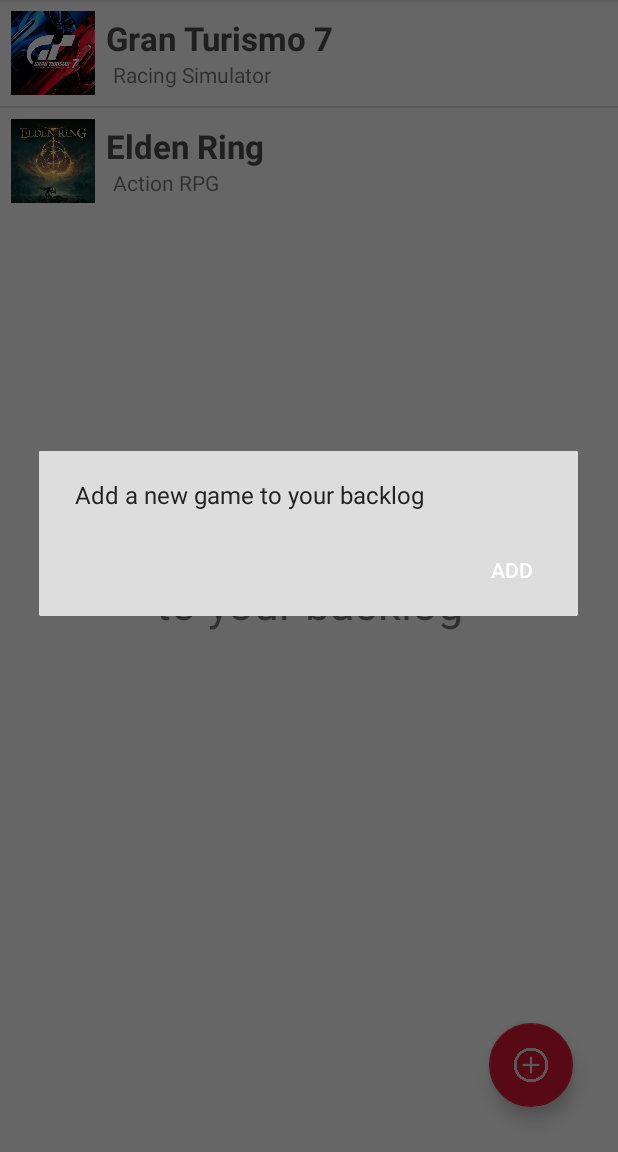
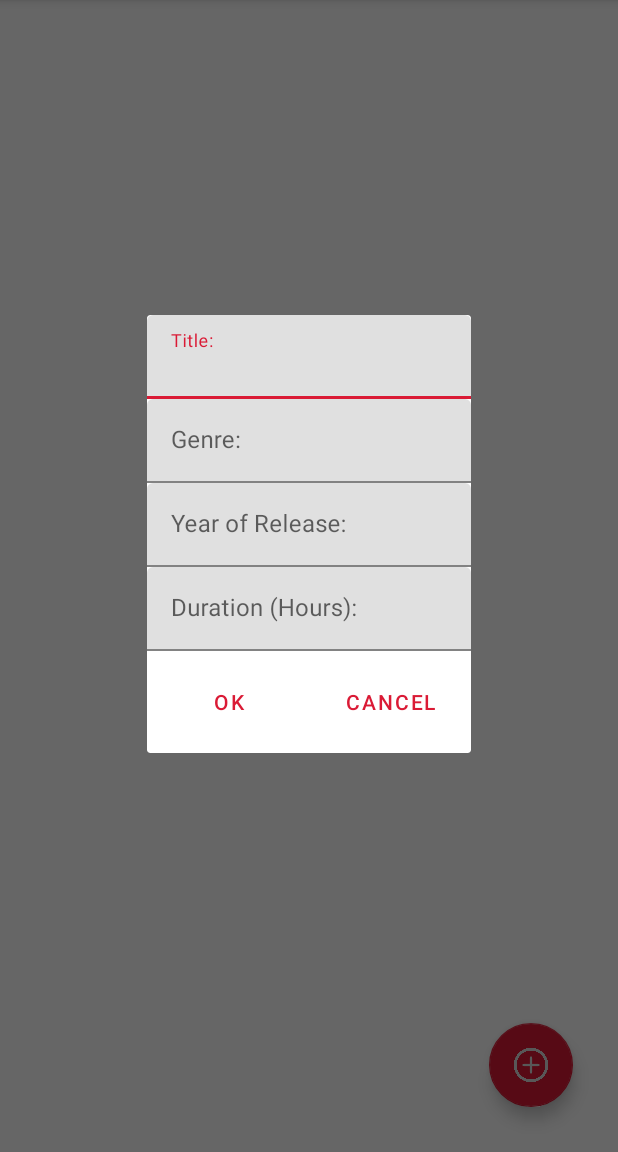
Before and after one commit to StratosMylonas/Backlogger, an Android app: the screen it shows after launch (MainActivity), after a tap on "Add Button", on a phone screen of 412 x 824 dp, the part 84-1236 px from its top. Run offline under Robolectric (Android 15) with nearby library versions, the phone set to English and light mode, and no system bars.

Commit message:
fixing addGame, has errors

```diff
--- a/app/src/main/java/com/stratos/backlogger/CustomListAdapter.java
+++ b/app/src/main/java/com/stratos/backlogger/CustomListAdapter.java
@@ -9,14 +9,16 @@
 import android.widget.ImageView;
 import android.widget.TextView;
 
+import java.util.ArrayList;
+
 public class CustomListAdapter extends ArrayAdapter<String> {
 
     private final Activity context;
-    private final String[] mainTitle;
-    private final String[] subtitle;
-    private final Integer[] imgId;
+    private final ArrayList<String> mainTitle;
+    private final ArrayList<String> subtitle;
+    private final ArrayList<Integer> imgId;
 
-    public CustomListAdapter(Activity context, String[] mainTitle, String[] subtitle, Integer[] imgId) {
+    public CustomListAdapter(Activity context, ArrayList<String> mainTitle, ArrayList<String> subtitle, ArrayList<Integer> imgId) {
         super(context, R.layout.custom_view, mainTitle);
 
         this.context = context;
@@ -33,9 +35,9 @@
         ImageView imageView = (ImageView) rowView.findViewById(R.id.icon);
         TextView subtitleText = (TextView) rowView.findViewById(R.id.subtitle);
 
-        titleText.setText(mainTitle[position]);
-        imageView.setImageResource(imgId[position]);
-        subtitleText.setText(subtitle[position]);
+        titleText.setText(mainTitle.get(position));
+        imageView.setImageResource(imgId.get(position));
+        subtitleText.setText(subtitle.get(position));
 
         return rowView;
     }
--- a/app/src/main/java/com/stratos/backlogger/DatabaseManager.java
+++ b/app/src/main/java/com/stratos/backlogger/DatabaseManager.java
@@ -15,12 +15,12 @@
     public static final String TABLE_MOVIES = "movies";
 
     public DatabaseManager(Context context) {
-        super(context, DATABASE_NAME, null, 1);
+        super(context, DATABASE_NAME, null, 4);
     }
 
     @Override
     public void onCreate(SQLiteDatabase db) {
-        db.execSQL("create table " + TABLE_VIDEO_GAMES + " (id integer primary key autoincrement, name text, genre text, yearOfRealease integer, durationHours integer)");
+        db.execSQL("create table " + TABLE_VIDEO_GAMES + " (id integer primary key autoincrement, name text, genre text, platform text, yearOfRelease integer, durationHours integer)");
         db.execSQL("create table " + TABLE_TV_SERIES + " (id integer primary key autoincrement, name text, genre text, yearsRunning text, amountOfEpisodes integer)");
         db.execSQL("create table " + TABLE_MOVIES + " (id integer primary key autoincrement, name text, genre text, yearOfRealease integer, durationMinutes integer)");
     }
@@ -33,19 +33,21 @@
         onCreate(db);
     }
 
-    public boolean insertVideoGames(String name, String genre, int yearOfRelease, int durationHours){
+    public boolean insertVideoGames(VideoGame videoGame){
         SQLiteDatabase db = this.getWritableDatabase();
         ContentValues contentValues = new ContentValues();
-        contentValues.put("name", name);
-        contentValues.put("genre", genre);
-        contentValues.put("yearOfRelease", yearOfRelease);
-        contentValues.put("durationHours", durationHours);
+        contentValues.put("title", videoGame.getTitle());
+        contentValues.put("genre", videoGame.getGenre());
+        contentValues.put("platform", videoGame.getPlatform());
+        contentValues.put("yearOfRelease", videoGame.getYearOfRelease());
+        contentValues.put("durationHours", videoGame.getDurationHours());
+
         long result = db.insert(TABLE_VIDEO_GAMES, null, contentValues);
         return result != -1;
     }
 
     public Cursor getAllVideoGames() {
-        SQLiteDatabase db = this.getWritableDatabase();
-        return db.rawQuery("select * from " + TABLE_VIDEO_GAMES, null);
+        SQLiteDatabase db = this.getReadableDatabase();
+        return db.rawQuery("SELECT * FROM " + TABLE_VIDEO_GAMES, null);
     }
 }
--- a/app/src/main/java/com/stratos/backlogger/MainActivity.java
+++ b/app/src/main/java/com/stratos/backlogger/MainActivity.java
@@ -4,6 +4,7 @@
 import androidx.appcompat.app.AppCompatActivity;
 
 import android.app.Dialog;
+import android.database.Cursor;
 import android.icu.text.CaseMap;
 import android.os.Bundle;
 import android.view.View;
@@ -11,11 +12,13 @@
 import android.widget.Button;
 import android.widget.EditText;
 import android.widget.ListView;
+import android.widget.TextView;
 import android.widget.Toast;
 
 import com.google.android.material.floatingactionbutton.FloatingActionButton;
 import com.google.android.material.textfield.TextInputEditText;
 
+import java.util.ArrayList;
 import java.util.Objects;
 
 public class MainActivity extends AppCompatActivity {
@@ -23,9 +26,10 @@
     DatabaseManager db;
     ListView listView;
 
-    String[] mainTitle = {"Gran Turismo 7", "Elden Ring"};
-    String[] subTitle = {"Racing Simulator", "Action RPG"};
-    Integer[] imgId = {R.drawable.gt7, R.drawable.elden};
+//    String[] mainTitle = {"Gran Turismo 7", "Elden Ring"};
+//    String[] subTitle = {"Racing Simulator", "Action RPG"};
+//    Integer[] imgId = {R.drawable.gt7, R.drawable.elden};
+
 
     @Override
     protected void onCreate(Bundle savedInstanceState) {
@@ -33,17 +37,25 @@
         setContentView(R.layout.activity_main);
 
         db = new DatabaseManager(this);
+        ArrayList<String> mainTitle = get_col(2);
+        ArrayList<String> subTitle = get_col(3);
+        ArrayList<Integer> imgId = null;
 
         FloatingActionButton addBtn = findViewById(R.id.addBtn);
         addBtn.setOnClickListener((View.OnClickListener) view -> {
-            TextInputEditText name = findViewById(R.id.add_game_title);
-            TextInputEditText genre = findViewById(R.id.add_game_genre);
-            TextInputEditText yearOfRelease = findViewById(R.id.add_game_release_year);
-            TextInputEditText durationHours = findViewById(R.id.add_game_duration_hours);
+            Dialog addGame = new Dialog(this);
+            addGame.setContentView(R.layout.add_game);
+            addGame.setTitle("Add a new game to your backlog");
+            addGame.show();
 
-            AlertDialog.Builder addGame = new AlertDialog.Builder(this, R.style.AddGameDialogStyle);
-            addGame.setMessage("Add a new game to your backlog");
-            addGame.setPositiveButton("Add", ((dialogInterface, i) -> {
+            TextInputEditText name = addGame.findViewById(R.id.add_game_title);
+            TextInputEditText genre = addGame.findViewById(R.id.add_game_genre);
+            TextInputEditText yearOfRelease = addGame.findViewById(R.id.add_game_release_year);
+            TextInputEditText durationHours = addGame.findViewById(R.id.add_game_duration_hours);
+            Button btnOk = addGame.findViewById(R.id.add_game_btn_ok);
+            Button btnCancel = addGame.findViewById(R.id.add_game_btn_cancel);
+
+            btnOk.setOnClickListener(view12 -> {
                 String nameStr, genreStr, yearOfReleaseStr, durationHoursStr;
                 int yearOfReleaseInt, durationHoursInt;
 
@@ -52,11 +64,10 @@
                 yearOfReleaseStr = Objects.requireNonNull(yearOfRelease.getText()).toString();
                 durationHoursStr = Objects.requireNonNull(durationHours.getText()).toString();
 
-                if (nameStr.matches("") || genreStr.matches("") || yearOfReleaseStr.matches("") || durationHoursStr.matches("")){
-                    Toast toast = Toast.makeText(this, "Please fulfill all fields", Toast.LENGTH_SHORT);
+                if (nameStr.matches("") || genreStr.matches("") || yearOfReleaseStr.matches("") || durationHoursStr.matches("")) {
+                    Toast toast = Toast.makeText(MainActivity.this, "Please fulfill all fields", Toast.LENGTH_SHORT);
                     toast.show();
-                }
-                else {
+                } else {
                     yearOfReleaseInt = Integer.parseInt(yearOfReleaseStr);
                     durationHoursInt = Integer.parseInt(durationHoursStr);
 
@@ -65,15 +76,48 @@
                     finish();
                     startActivity(getIntent());
                 }
-            }));
+                addGame.dismiss();
+            });
 
-            addGame.show();
+            btnCancel.setOnClickListener(view1 -> addGame.dismiss());
         });
 
-        CustomListAdapter adapter = new CustomListAdapter(this, mainTitle, subTitle, imgId);
-        listView = findViewById(R.id.list);
-        listView.setAdapter(adapter);
+        if (mainTitle != null) {
+            CustomListAdapter adapter = new CustomListAdapter(this, mainTitle, subTitle, imgId);
+            listView = findViewById(R.id.list);
+            listView.setAdapter(adapter);
+        }
+    }
 
+    protected ArrayList<String> get_col(int col) {
+        //   arrayList = new ArrayList<String>();
+        ArrayList<String> data = null;
 
+        Cursor res = db.getAllVideoGames();
+        TextView emptyPromptTxt = findViewById(R.id.emptyPromptTxt);
+        if (res.getCount() == 0) {
+            // show message
+            emptyPromptTxt.setVisibility(View.VISIBLE);
+            return null;
+        } else {
+            emptyPromptTxt.setVisibility(View.INVISIBLE);
+        }
+
+        while (res.moveToNext()) {
+            data.add(res.getString(col));
+        }
+
+        if (res.moveToFirst()) {
+            do {
+                // on below line we are adding the data from cursor to our array list.
+                data.add(new CourseModal(cursorCourses.getString(1),
+                        cursorCourses.getString(4),
+                        cursorCourses.getString(2),
+                        cursorCourses.getString(3)));
+            } while (cursorCourses.moveToNext());
+            // moving our cursor to next.
+        }
+
+        return data;
     }
 }
--- a/app/src/main/res/layout/activity_main.xml
+++ b/app/src/main/res/layout/activity_main.xml
@@ -22,12 +22,14 @@
     </ListView>
 
     <TextView
+        android:id="@+id/emptyPromptTxt"
         android:layout_width="wrap_content"
         android:layout_height="wrap_content"
         android:text="@string/main_activity_no_entries"
         android:layout_gravity="center"
         android:textAlignment="center"
-        android:textSize="30sp"/>
+        android:textSize="30sp"
+        android:visibility="invisible"/>
 
 
 </FrameLayout>
--- a/app/src/main/res/layout/add_game.xml
+++ b/app/src/main/res/layout/add_game.xml
@@ -2,7 +2,8 @@
 <LinearLayout xmlns:android="http://schemas.android.com/apk/res/android"
     android:layout_width="match_parent"
     android:layout_height="match_parent"
-    android:orientation="vertical">
+    android:orientation="vertical"
+    >
 
     <com.google.android.material.textfield.TextInputLayout
         android:layout_width="match_parent"
@@ -10,7 +11,7 @@
 
         <com.google.android.material.textfield.TextInputEditText
             android:id="@+id/add_game_title"
-            android:layout_width="wrap_content"
+            android:layout_width="match_parent"
             android:layout_height="wrap_content"
             android:hint="@string/add_game_title"/>
 
@@ -22,7 +23,7 @@
 
         <com.google.android.material.textfield.TextInputEditText
             android:id="@+id/add_game_genre"
-            android:layout_width="wrap_content"
+            android:layout_width="match_parent"
             android:layout_height="wrap_content"
             android:hint="@string/add_game_genre"/>
 
@@ -34,7 +35,7 @@
 
         <com.google.android.material.textfield.TextInputEditText
             android:id="@+id/add_game_release_year"
-            android:layout_width="wrap_content"
+            android:layout_width="match_parent"
             android:layout_height="wrap_content"
             android:hint="@string/add_game_release_year"/>
 
@@ -46,10 +47,36 @@
 
         <com.google.android.material.textfield.TextInputEditText
             android:id="@+id/add_game_duration_hours"
-            android:layout_width="wrap_content"
+            android:layout_width="match_parent"
             android:layout_height="wrap_content"
             android:hint="@string/add_game_duration_hours"/>
 
     </com.google.android.material.textfield.TextInputLayout>
 
+    <LinearLayout
+        android:layout_width="match_parent"
+        android:layout_height="wrap_content"
+        android:weightSum="1">
+
+        <Button
+            android:id="@+id/add_game_btn_ok"
+            android:layout_width="wrap_content"
+            android:layout_height="wrap_content"
+            android:text="@string/add_game_btn_ok"
+            android:layout_weight="0.5"
+            android:layout_margin="10dp"
+            style="?android:attr/buttonBarButtonStyle" />
+
+        <Button
+            android:id="@+id/add_game_btn_cancel"
+            android:layout_width="wrap_content"
+            android:layout_height="wrap_content"
+            android:text="@string/add_game_btn_cancel"
+            android:layout_weight="0.5"
+            android:layout_margin="10dp"
+            style="?android:attr/buttonBarButtonStyle" />
+
+
+    </LinearLayout>
+
 </LinearLayout>
--- a/app/src/main/res/values/strings.xml
+++ b/app/src/main/res/values/strings.xml
@@ -15,5 +15,7 @@
     <string name="add_game_genre">Genre: </string>
     <string name="add_game_release_year">Year of Release: </string>
     <string name="add_game_duration_hours">Duration (Hours): </string>
+    <string name="add_game_btn_ok">OK</string>
+    <string name="add_game_btn_cancel">Cancel</string>
 
 </resources>
```
Also changed, not shown: app/src/main/java/com/stratos/backlogger/VideoGame.java (added, +57 -0 lines), app/src/main/res/drawable-v24/generic_video_game.png (added).
